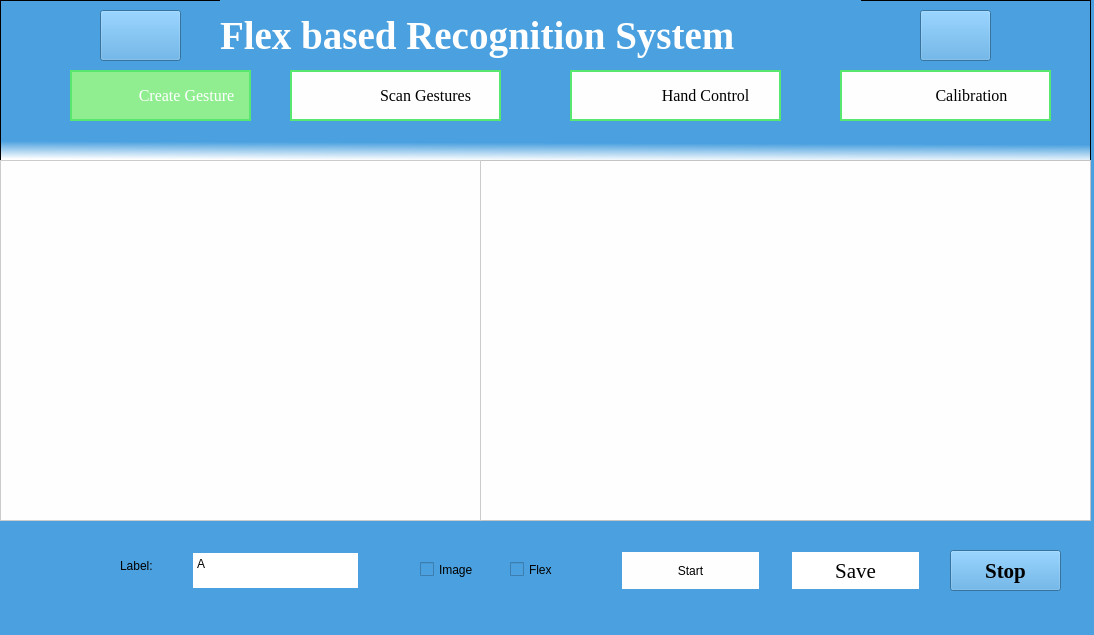
This is ui_files/create_gesture.ui in liudongdong1/DataGlove as Qt 5 draws it before an edit. The edited form follows.
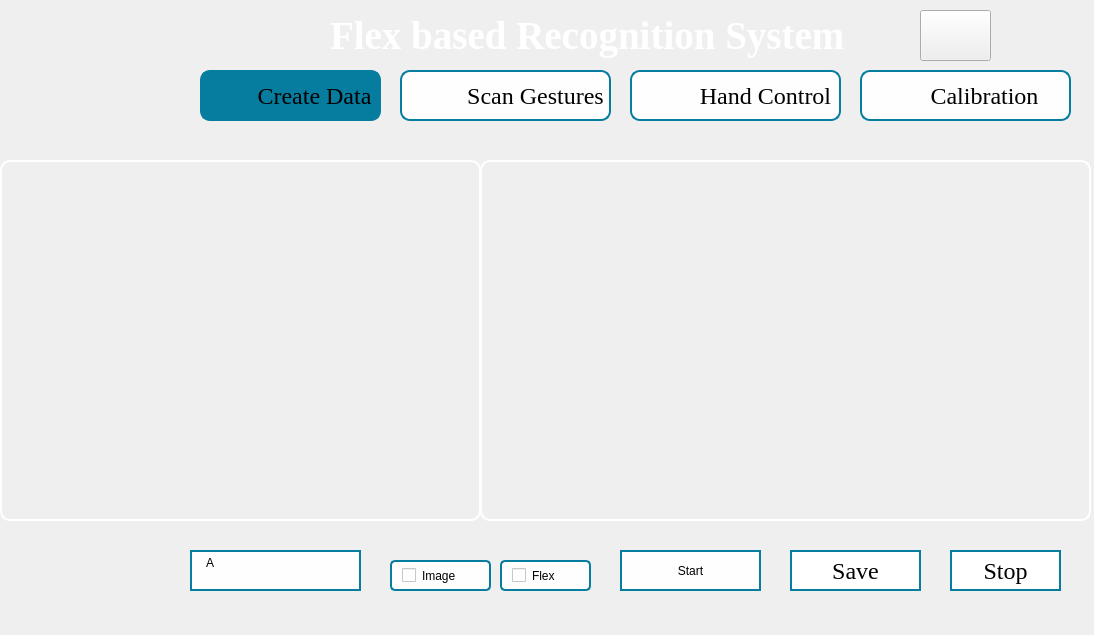
This is the edited form. Icons and pictures are not drawn.

What changed in the file:
```diff
--- a/ui_files/create_gesture.ui
+++ b/ui_files/create_gesture.ui
@@ -14,30 +14,18 @@
    <string>MainWindow</string>
   </property>
   <property name="styleSheet">
-   <string notr="true">background-color:rgba(75, 161, 223, 255)</string>
+   <string notr="true"/>
   </property>
   <widget class="QWidget" name="centralwidget">
-   <widget class="QGraphicsView" name="graphicsView_2">
-    <property name="geometry">
-     <rect>
-      <x>0</x>
-      <y>0</y>
-      <width>1091</width>
-      <height>161</height>
-     </rect>
-    </property>
-    <property name="toolTip">
-     <string>&lt;html&gt;&lt;head/&gt;&lt;body&gt;&lt;p&gt;&lt;br/&gt;&lt;/p&gt;&lt;/body&gt;&lt;/html&gt;</string>
-    </property>
-    <property name="styleSheet">
-     <string notr="true">background-color: qlineargradient(spread:pad, x1:0.543136, y1:0.074, x2:0.52, y2:1, stop:0.880682 rgba(75, 161, 223, 255), stop:1 rgba(255, 255, 255, 255));
-</string>
-    </property>
-   </widget>
+   <property name="styleSheet">
+    <string notr="true">QWidget#centralwidget{
+	border-image:url(&quot;icons/background1.png&quot;) ;
+}</string>
+   </property>
    <widget class="QLabel" name="label">
     <property name="geometry">
      <rect>
-      <x>220</x>
+      <x>330</x>
       <y>0</y>
       <width>641</width>
       <height>71</height>
@@ -61,7 +49,7 @@
    <widget class="QPushButton" name="create">
     <property name="geometry">
      <rect>
-      <x>70</x>
+      <x>200</x>
       <y>70</y>
       <width>181</width>
       <height>51</height>
@@ -70,7 +58,7 @@
     <property name="font">
      <font>
       <family>TImes New Roman</family>
-      <pointsize>12</pointsize>
+      <pointsize>18</pointsize>
       <weight>50</weight>
       <italic>false</italic>
       <bold>false</bold>
@@ -81,13 +69,14 @@
     </property>
     <property name="styleSheet">
      <string notr="true">QPushButton#create{
-padding-left:-40px;
-   background-color:lightgreen;
-	color:white;
-border: 2px solid #58e870; border-radius:30px;
-font: 12pt &quot;TImes New Roman&quot;;
-background-image:url(&quot;icons/create.png&quot;);
-background-repeat:none;
+  padding-left:-30px;
+  color:black;
+  border: 2px solid #067d9e; 
+  font: 18pt &quot;TImes New Roman&quot;;
+  background-image:url(&quot;icons/create.png&quot;);
+  border-radius:10px;
+  background-color:#067d9e;
+  background-repeat:none;
 }
 QPushButton#create:hover
 {
@@ -96,13 +85,13 @@
 }</string>
     </property>
     <property name="text">
-     <string>   Create Gesture</string>
+     <string>   Create Data</string>
     </property>
    </widget>
    <widget class="QPushButton" name="scan_sen">
     <property name="geometry">
      <rect>
-      <x>570</x>
+      <x>630</x>
       <y>70</y>
       <width>211</width>
       <height>51</height>
@@ -111,7 +100,7 @@
     <property name="font">
      <font>
       <family>TImes New Roman</family>
-      <pointsize>12</pointsize>
+      <pointsize>18</pointsize>
       <weight>50</weight>
       <italic>false</italic>
       <bold>false</bold>
@@ -119,11 +108,12 @@
     </property>
     <property name="styleSheet">
      <string notr="true">QPushButton#scan_sen{
-padding-left:-40px;
+padding-left:-90px;
 color:black;
 background-color:#fefefe;
-border: 2px solid #58e870; border-radius:30px;
-font: 12pt &quot;TImes New Roman&quot;;
+border: 2px solid #067d9e; 
+border-radius:10px;
+font: 18pt &quot;TImes New Roman&quot;;
 background-image:url(&quot;icons/sent.png&quot;);
 background-repeat:none;
 }
@@ -140,7 +130,7 @@
    <widget class="QPushButton" name="scan_sinlge">
     <property name="geometry">
      <rect>
-      <x>290</x>
+      <x>400</x>
       <y>70</y>
       <width>211</width>
       <height>51</height>
@@ -149,7 +139,7 @@
     <property name="font">
      <font>
       <family>TImes New Roman</family>
-      <pointsize>12</pointsize>
+      <pointsize>18</pointsize>
       <weight>50</weight>
       <italic>false</italic>
       <bold>false</bold>
@@ -163,11 +153,12 @@
     </property>
     <property name="styleSheet">
      <string notr="true">QPushButton#scan_sinlge{
-padding-left:-40px;
+padding-left:-90px;
 color:black;
+border: 2px solid #067d9e; 
+font: 18pt &quot;TImes New Roman&quot;;
+border-radius:10px;
 background-color:#fefefe;
-border: 2px solid #58e870; border-radius:30px;
-font: 12pt &quot;TImes New Roman&quot;;
 background-image:url(&quot;icons/scan.png&quot;);
 background-repeat:none;
 }
@@ -184,7 +175,7 @@
    <widget class="QPushButton" name="exp2">
     <property name="geometry">
      <rect>
-      <x>840</x>
+      <x>860</x>
       <y>70</y>
       <width>211</width>
       <height>51</height>
@@ -193,7 +184,7 @@
     <property name="font">
      <font>
       <family>TImes New Roman</family>
-      <pointsize>12</pointsize>
+      <pointsize>18</pointsize>
       <weight>50</weight>
       <italic>false</italic>
       <bold>false</bold>
@@ -201,11 +192,12 @@
     </property>
     <property name="styleSheet">
      <string notr="true">QPushButton#exp2{
-padding-left:-40px;
+padding-left:-100px;
 color:black;
 background-color:#fefefe;
-border: 2px solid #58e870; border-radius:30px;
-font: 12pt &quot;TImes New Roman&quot;;
+border: 2px solid #067d9e; 
+border-radius:10px;
+font: 18pt &quot;TImes New Roman&quot;;
 background-image:url(&quot;icons/export.png&quot;);
 background-repeat:none;
 }
@@ -266,8 +258,9 @@
      </rect>
     </property>
     <property name="styleSheet">
-     <string notr="true">background-color:#fefefe;
-</string>
+     <string notr="true">border-radius: 10px;
+border: 2px solid white;
+background-color:rgb(14 , 135 , 228,0);</string>
     </property>
    </widget>
    <widget class="QPlainTextEdit" name="plainTextEdit">
@@ -280,10 +273,13 @@
      </rect>
     </property>
     <property name="styleSheet">
-     <string notr="true">background-color: rgb(255, 255, 255);
-color: rgb(0, 0, 0);
-font: 13pt &quot;Times New Roman&quot;;
-border: 3px solid #4ba1df;</string>
+     <string notr="true">QPlainTextEdit#plainTextEdit{
+padding-left:10px;
+color:black;
+background-color:#fefefe;
+border: 2px solid #067d9e; 
+font: 18pt &quot;TImes New Roman&quot;;
+}</string>
     </property>
     <property name="frameShape">
      <enum>QFrame::Box</enum>
@@ -292,22 +288,6 @@
      <string>A</string>
     </property>
    </widget>
-   <widget class="QLabel" name="label_2">
-    <property name="geometry">
-     <rect>
-      <x>120</x>
-      <y>550</y>
-      <width>71</width>
-      <height>31</height>
-     </rect>
-    </property>
-    <property name="styleSheet">
-     <string notr="true">font: 14pt &quot;TImes New Roman&quot; ;</string>
-    </property>
-    <property name="text">
-     <string>Label:</string>
-    </property>
-   </widget>
    <widget class="QPushButton" name="pushButton_2">
     <property name="geometry">
      <rect>
@@ -321,8 +301,8 @@
      <string notr="true">QPushButton#pushButton_2{
 color: black;
 background-color:#fefefe;
-border: 2px solid #4ba1df; 
-font: 16pt &quot;Times New Roman&quot;;
+border: 2px solid #067d9e; 
+font: 18pt &quot;Times New Roman&quot;;
 background-repeat:none;
 }
 QPushButton#pushButton_2:hover
@@ -347,7 +327,7 @@
     <property name="font">
      <font>
       <family>Times New Roman</family>
-      <pointsize>16</pointsize>
+      <pointsize>18</pointsize>
       <weight>50</weight>
       <italic>false</italic>
       <bold>false</bold>
@@ -357,8 +337,8 @@
      <string notr="true">QPushButton#pushButton{
 color: black;
 background-color:white;
-border: 2px solid #4ba1df; 
-font: 16pt &quot;Times New Roman&quot;;
+border: 2px solid #067d9e; 
+font: 18pt &quot;Times New Roman&quot;;
 background-repeat:none;
 }
 QPushButton#pushButton:hover
@@ -381,8 +361,8 @@
      </rect>
     </property>
     <property name="styleSheet">
-     <string notr="true">background-color:#fefefe;
-border: 1px solid #ccc;</string>
+     <string notr="true">border-radius: 10px;
+border: 2px solid white;</string>
     </property>
     <property name="text">
      <string/>
@@ -400,23 +380,24 @@
     <property name="font">
      <font>
       <family>Times New Roman</family>
-      <pointsize>16</pointsize>
-      <weight>75</weight>
-      <bold>true</bold>
+      <pointsize>18</pointsize>
+      <weight>50</weight>
+      <italic>false</italic>
+      <bold>false</bold>
      </font>
     </property>
     <property name="autoFillBackground">
      <bool>false</bool>
     </property>
     <property name="styleSheet">
-     <string notr="true">QPushButton#pushButton{
+     <string notr="true">QPushButton#pushButton_3{
 color: black;
 background-color:white;
-border: 2px solid #4ba1df; 
-font: 16pt &quot;Times New Roman&quot;;
+border: 2px solid #067d9e;  
+font: 18pt &quot;Times New Roman&quot;;
 background-repeat:none;
 }
-QPushButton#pushButton:hover
+QPushButton#pushButton_3:hover
 {
 	background-color:lightgreen;
 	color:black;
@@ -429,14 +410,20 @@
    <widget class="QCheckBox" name="checkBox">
     <property name="geometry">
      <rect>
-      <x>420</x>
+      <x>390</x>
       <y>560</y>
-      <width>81</width>
-      <height>19</height>
+      <width>101</width>
+      <height>31</height>
      </rect>
     </property>
     <property name="styleSheet">
-     <string notr="true">font: 14pt &quot;TImes New Roman&quot; ;</string>
+     <string notr="true">
+padding-left:10px;
+color:black;
+background-color:#fefefe;
+border: 2px solid #067d9e; 
+border-radius:5px;
+font: 18pt &quot;TImes New Roman&quot;;</string>
     </property>
     <property name="text">
      <string>Image</string>
@@ -445,14 +432,19 @@
    <widget class="QCheckBox" name="checkBox_2">
     <property name="geometry">
      <rect>
-      <x>510</x>
+      <x>500</x>
       <y>560</y>
-      <width>81</width>
-      <height>19</height>
+      <width>91</width>
+      <height>31</height>
      </rect>
     </property>
     <property name="styleSheet">
-     <string notr="true">font: 14pt &quot;TImes New Roman&quot; ;</string>
+     <string notr="true">padding-left:10px;
+color:black;
+background-color:#fefefe;
+border: 2px solid #067d9e; 
+border-radius:5px;
+font: 18pt &quot;TImes New Roman&quot;;</string>
     </property>
     <property name="text">
      <string>Flex</string>
@@ -461,7 +453,7 @@
    <widget class="QPushButton" name="transfer">
     <property name="geometry">
      <rect>
-      <x>100</x>
+      <x>170</x>
       <y>10</y>
       <width>81</width>
       <height>51</height>
@@ -469,7 +461,8 @@
     </property>
     <property name="styleSheet">
      <string notr="true">QPushButton#transfer{
-background-image:url(&quot;icons/gesture.png&quot;);
+border-radius: 10px;
+border-image:url(&quot;icons/gesture.png&quot;) 4 4 4 4 stretch stretch;
 background-repeat:no-repeat;
 background-size:100% 100%;
 }</string>
```
Left out of the diff: 33 changed lines with no effect on the pictures.
